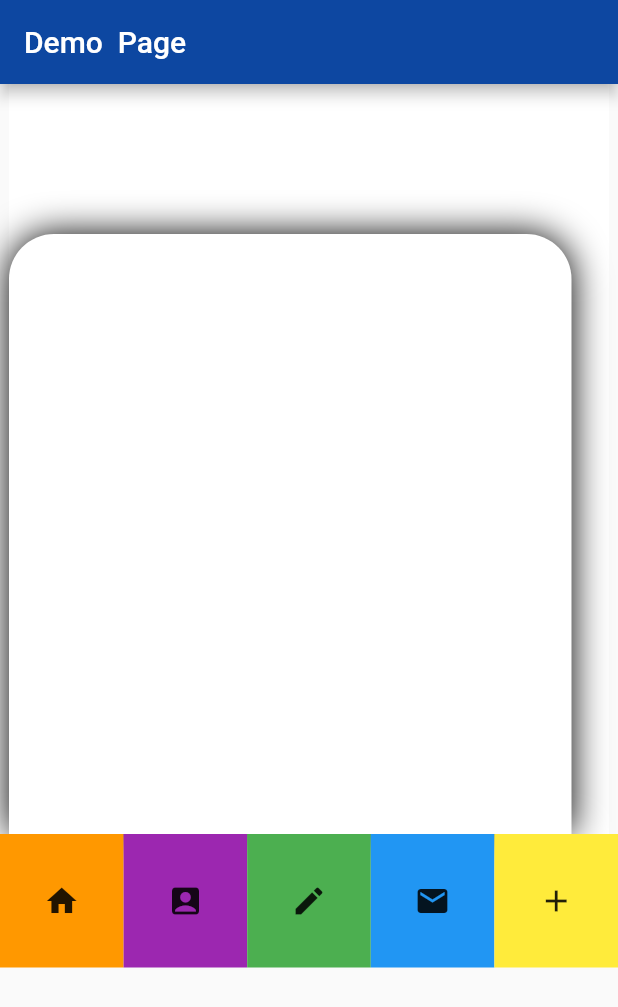
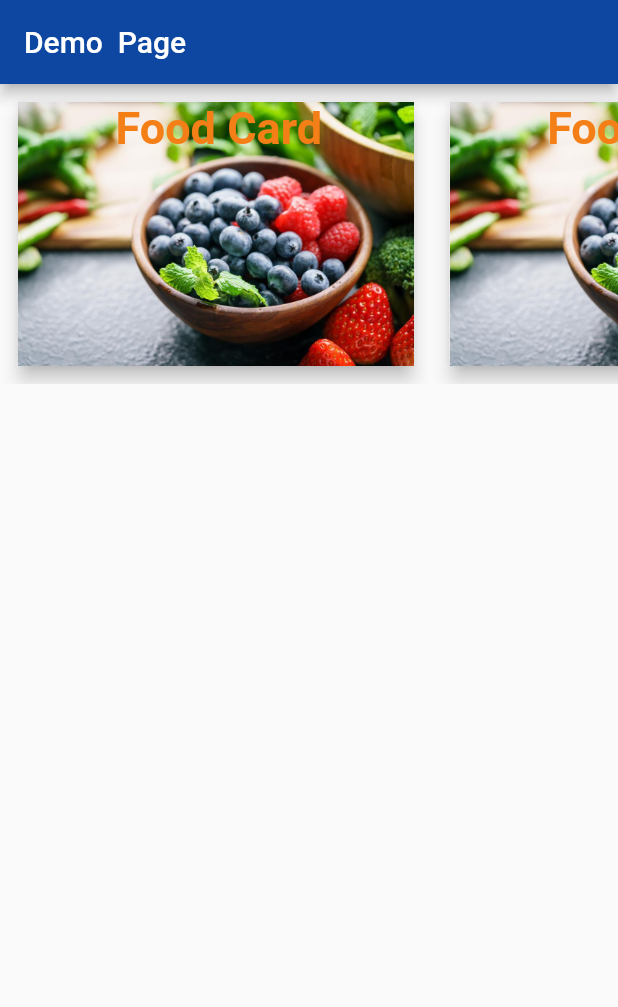
Before and after one commit to jpmehedi/UI-Design-Learn-Flutter, a Flutter app: the screen it shows after launch, on a phone screen of 412 x 824 dp. Shown: the top 1007 px of the screen. Run offline on Flutter 3.47's test engine with Material 2 defaults, Android fonts, the phone set to English and light mode, and no system bars.

Commit message:
listview ,card

```diff
--- a/lib/main.dart
+++ b/lib/main.dart
@@ -16,62 +16,17 @@ class MyApp extends StatelessWidget {
         ),
         body: SafeArea(
           child: Column(
-            mainAxisSize: MainAxisSize.max,
             children: <Widget>[
-              Stack(
-                children: <Widget>[
-                  Container(
-                    width: 400,
-                    height: 500,
-                    decoration: BoxDecoration(
-                      color: Colors.white,
-                    ),
-                  ),
-                  Positioned(
-                    top: 100,
-
-                    child: Container(
-                      width: 375,
-                      height: 400,
-                      decoration: BoxDecoration(
-                        color:Colors.white,
-                        boxShadow: [
-                          new BoxShadow(
-                            color: Colors.black,
-                            blurRadius: 20.0,
-                          ),
-                        ],
-                        borderRadius: BorderRadius.only(
-                            topLeft: Radius.circular(30),
-                            topRight: Radius.circular(30)),
-                      ),
-                    ),
-                  ),
-                ],
-              ),
-              Row(
-                children: <Widget>[
-                  BottomButton(
-                    colur: Colors.orange,
-                    icon: Icons.home,
-                  ),
-                  BottomButton(
-                    colur: Colors.purple,
-                    icon: Icons.account_box,
-                  ),
-                  BottomButton(
-                    colur: Colors.green,
-                    icon: Icons.edit,
-                  ),
-                  BottomButton(
-                    colur: Colors.blue,
-                    icon: Icons.email,
-                  ),
-                  BottomButton(
-                    colur: Colors.yellow,
-                    icon: Icons.add,
-                  ),
-                ],
+              Container(
+                height: 200,
+                child: ListView(
+                  scrollDirection: Axis.horizontal,
+                  children: <Widget>[
+                    CardBuilder(),
+                    CardBuilder(),
+                    CardBuilder(),
+                  ],
+                ),
               )
             ],
           ),
@@ -81,20 +36,35 @@ class MyApp extends StatelessWidget {
   }
 }
 
-class BottomButton extends StatelessWidget {
-  BottomButton({@required this.colur, @required this.icon});
-  final Color colur;
-  final IconData icon;
+class CardBuilder extends StatelessWidget {
+  const CardBuilder({
+    Key key,
+  }) : super(key: key);
+
   @override
   Widget build(BuildContext context) {
-    return Expanded(
-      child: Container(
-        child: Icon(icon),
-        width: 50,
-        height: 89,
-        decoration: BoxDecoration(
-          color: colur,
-        ),
+    return Padding(
+      padding: const EdgeInsets.all(8.0),
+      child: Card(
+        elevation: 5,
+        child: Container(
+            height: 200,
+            child: Stack(
+              children: <Widget>[
+                Image.asset('images/food.jpg'),
+                Positioned(
+                  left: 65,
+                  child: Text(
+                    'Food Card',
+                    style: TextStyle(
+                      fontWeight: FontWeight.bold,
+                      fontSize: 30,
+                      color: Colors.yellow[900],
+                    ),
+                  ),
+                ),
+              ],
+            )),
       ),
     );
   }
```
